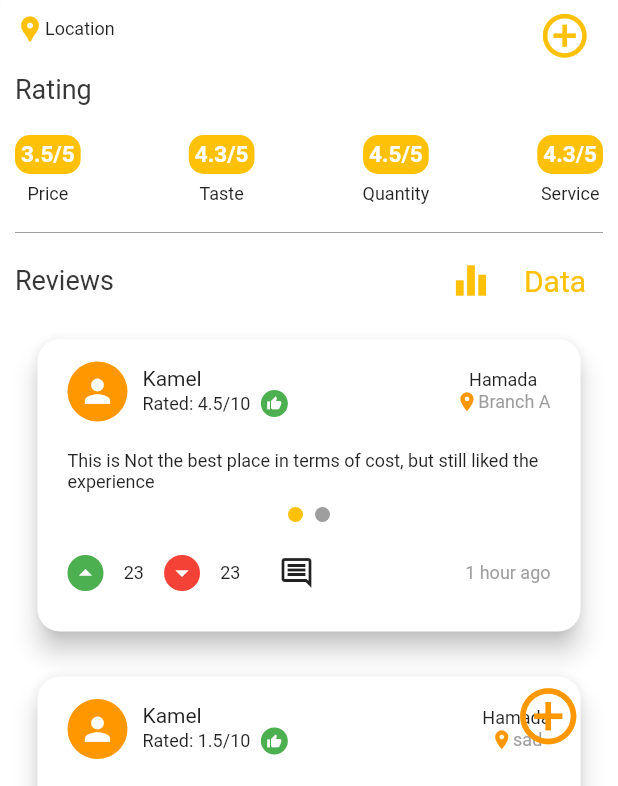
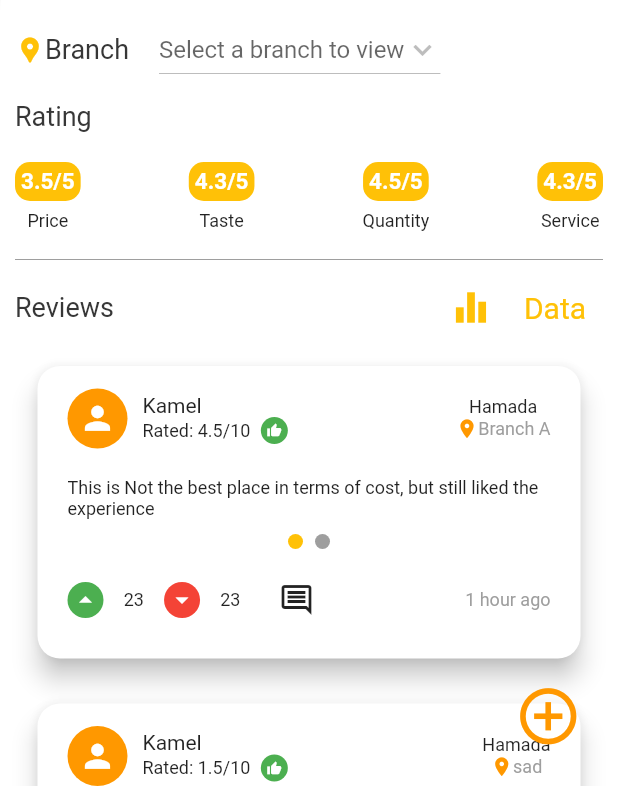
Before and after one commit to Kamelz70/Where-to-eat-flutter-app, a Flutter app: the RestaurantPageScreen screen opened directly with sample values from the repository, on a phone screen of 412 x 824 dp, the part 450-1236 px from its top. Run offline on Flutter 3.47's test engine with Material 2 defaults, Android fonts, the phone set to English and light mode, and no system bars; drawn by our look-alikes of smooth_page_indicator; our stand-ins replace email_validator, flutter_rating_bar, image_picker, intl_phone_number_input, material_floating_search_bar, photo_view and 1 more; missing offline and left inert: textfield_search; accounts and stored records are empty; network calls fail; Roboto replaces fonts that are missing (RobotoCondensed).

Commit message:
added branch selector in restaurant page which views branch data

```diff
--- a/lib/models/branch.dart
+++ b/lib/models/branch.dart
@@ -9,10 +9,20 @@ class Branch {
   final String id;
   final String? restaurantId;
   final PlaceLocation location;
+  final double? serviceRating;
+  final double? tasteRating;
+  final double? costRating;
+  final double? quantityRating;
+  final double? totalRating;
 
   Branch({
     required this.id,
+    required this.location,
+    this.tasteRating,
+    this.costRating,
+    this.quantityRating,
+    this.totalRating,
+    this.serviceRating,
     this.restaurantId,
-    required this.location,
   });
 }
--- a/lib/screens/restaurant_page_screen.dart
+++ b/lib/screens/restaurant_page_screen.dart
@@ -2,13 +2,19 @@ import 'package:flutter/material.dart';
 import 'package:provider/provider.dart';
 import 'package:where_to_eat/widgets/reviews_list.dart';
 
+import '../models/branch.dart';
 import '../models/restaurant.dart';
 import '../models/review.dart';
 import '../providers/restaurant_provider.dart';
 import '../providers/review_provider.dart';
 import 'new_review_screen.dart';
 
-class RestaurantPageScreen extends StatelessWidget {
+class RestaurantPageScreen extends StatefulWidget {
+  /////////////////////////////////////////////////////////
+  ///
+  ///       Constants
+  ///
+///////////////////////////////////////////////////////
   static const routeName = '/restaurant-page';
   static const foodImagePath = 'assets/images/item-review-images/food.png';
 
@@ -21,15 +27,30 @@ class RestaurantPageScreen extends StatelessWidget {
       this.restaurant,
       Key? key})
       : super(key: key);
-  //for titles like steps, ingredients
-  Widget buildSectionTitle(BuildContext context, String text) {
-    return Container(
-      margin: const EdgeInsets.symmetric(vertical: 10),
-      child: Text(
-        text,
-        style: Theme.of(context).textTheme.headline4,
-      ),
-    );
+
+  @override
+  State<RestaurantPageScreen> createState() => _RestaurantPageScreenState();
+}
+
+class _RestaurantPageScreenState extends State<RestaurantPageScreen> {
+/////////////////////////////////////////////////////////
+  ///
+  ///       Vars
+  ///
+///////////////////////////////////////////////////////
+  List<Branch> _branchesList = [];
+  Branch? _selectedBranch = null;
+/////////////////////////////////////////////////////////
+  ///
+  ///       Functions
+  ///
+///////////////////////////////////////////////////////
+
+  Future<void> _fetchBranches(BuildContext context, String restaurantId) async {
+    print('ggggggggggggggggggggg');
+    _branchesList =
+        await Provider.of<RestaurantProvider>(context, listen: false)
+            .fetchBranches(restaurantId);
   }
 
   void _startAddPost(BuildContext context) {
@@ -40,23 +61,45 @@ class RestaurantPageScreen extends StatelessWidget {
 /////////////////////   Build
   @override
   Widget build(BuildContext context) {
+    // List<DropdownMenuItem<int>>? items = [];/////////////////////////////////////////////////////////////////////////////////////////
     bool isRestaurantFavorite = false;
+
     final reviewProvider = Provider.of<ReviewProvider>(context, listen: false);
     final restaurantsProvider =
         Provider.of<RestaurantProvider>(context, listen: false);
+
     Restaurant? viewedRestaurant;
     return FutureBuilder<Restaurant?>(
-      future: restaurant == null
-          ? restaurantsProvider.findById(restaurantId!)
+      future: widget.restaurant == null
+          ? restaurantsProvider.fetchRestaurantById(widget.restaurantId!)
           : null,
       builder: (_, restaurantSnapshot) {
         if (restaurantSnapshot.connectionState == ConnectionState.waiting) {
           return Scaffold(
               body: Center(child: LinearProgressIndicator(), key: ValueKey(0)));
         } else {
-          restaurant == null
+          widget.restaurant == null
               ? viewedRestaurant = restaurantSnapshot.data
-              : viewedRestaurant = restaurant;
+              : viewedRestaurant = widget.restaurant;
+          //////////////////////////////////////////////////
+          ///
+          ///     Build futureBuilders before scaffold
+          ///     beacause if they're built in scaffold, any setState will
+          ///     rebuild the futureBuilders
+          ///
+          ////////////////////////////////////////////////////
+          final Widget _branchSelector =
+              _buildBranchSelector(viewedRestaurant!.id);
+          final Widget _reviewPosts = _selectedBranch == null
+              ? _buildReviewPosts(reviewProvider, viewedRestaurant!.id)
+              : _buildReviewPosts(reviewProvider, _selectedBranch!.id,
+                  isBranch: true);
+
+          ///////////////////////////////////////////
+          /////
+          ///   Building the scaffold
+          ///
+          /////////////////////////////////////////////
           return Scaffold(
             appBar: AppBar(
               title: Text(viewedRestaurant!.title),
@@ -100,7 +143,8 @@ class RestaurantPageScreen extends StatelessWidget {
                         );
                       },
                       errorBuilder: (_, sad, asd) {
-                        return Image.asset(foodImagePath, height: 150);
+                        return Image.asset(RestaurantPageScreen.foodImagePath,
+                            height: 150);
                       },
                     ),
                   ),
@@ -133,36 +177,36 @@ class RestaurantPageScreen extends StatelessWidget {
                                       const Padding(
                                           padding: EdgeInsets.only(top: 10)),
                                       const SizedBox(height: 10),
-                                      buildSectionTitle(
-                                          context, viewedRestaurant!.title),
+                                      Container(
+                                        margin: const EdgeInsets.symmetric(
+                                            vertical: 10),
+                                        child: Text(
+                                          viewedRestaurant!.title,
+                                          style: Theme.of(context)
+                                              .textTheme
+                                              .headline4,
+                                        ),
+                                      ),
                                       Row(
-                                        children: const [
+                                        children: [
                                           Icon(
                                             Icons.location_pin,
                                             color: Colors.amber,
                                             size: 20,
                                           ),
-                                          Text(
-                                              "Location") //MISSING ACTUAL LOCATION
+                                          Text("Branch",
+                                              style: Theme.of(context)
+                                                  .textTheme
+                                                  .headline4),
+                                          SizedBox(width: 20),
+                                          _branchSelector,
+                                          //MISSING ACTUAL LOCATION
                                         ],
                                       ),
+                                      SizedBox(height: 10),
                                     ]),
                                 const Spacer(),
-                                Column(
-                                  children: [
-                                    const SizedBox(height: 50),
-                                    IconButton(
-                                        icon: const Icon(
-                                            Icons.add_circle_outline),
-                                        onPressed: () => _startAddPost(context),
-                                        color: Colors.amber,
-                                        iconSize: 35.0),
-                                  ],
-                                ),
                               ]),
-                          Column(
-                            crossAxisAlignment: CrossAxisAlignment.start,
-                            children: [
                           Padding(
                             padding: const EdgeInsets.only(bottom: 20),
                             child: Text(
@@ -170,66 +214,28 @@ class RestaurantPageScreen extends StatelessWidget {
                               style: Theme.of(context).textTheme.headline4,
                             ),
                           ),
-                              Padding(
-                                padding: const EdgeInsets.only(bottom: 11),
-                                child: Row(
-                                  mainAxisAlignment:
-                                      MainAxisAlignment.spaceBetween,
-                                  children: [
-                                    Column(
-                                      children: [
-                                        RatingTag(
-                                          rating: viewedRestaurant!.costRating
-                                              .toString(),
-                                        ),
-                                        const SizedBox(
-                                          height: 6,
-                                        ),
-                                        const Text("Price"),
-                                      ],
-                                    ),
-                                    Column(
-                                      children: [
-                                        RatingTag(
-                                          rating: viewedRestaurant!.tasteRating
-                                              .toString(),
-                                        ),
-                                        const SizedBox(
-                                          height: 6,
-                                        ),
-                                        const Text("Taste"),
-                                      ],
-                                    ),
-                                    Column(
-                                      children: [
-                                        RatingTag(
-                                          rating: viewedRestaurant!
+                          _selectedBranch == null
+                              ? _buildRatingSection(
+                                  costRating:
+                                      viewedRestaurant!.costRating.toString(),
+                                  tasteRating:
+                                      viewedRestaurant!.tasteRating.toString(),
+                                  quantityRating: viewedRestaurant!
                                       .quantityRating
                                       .toString(),
-                                        ),
-                                        const SizedBox(
-                                          height: 6,
-                                        ),
-                                        const Text("Quantity"),
-                                      ],
-                                    ),
-                                    Column(
-                                      children: [
-                                        RatingTag(
-                                          rating: viewedRestaurant!
-                                              .serviceRating
+                                  serviceRating: viewedRestaurant!.serviceRating
                                       .toString(),
-                                        ),
-                                        const SizedBox(
-                                          height: 6,
-                                        ),
-                                        const Text("Service"),
-                                      ],
-                                    ),
-                                  ],
-                                ),
-                              ),
-                            ],
+                                )
+                              : _buildRatingSection(
+                                  costRating:
+                                      _selectedBranch!.costRating.toString(),
+                                  tasteRating:
+                                      _selectedBranch!.tasteRating.toString(),
+                                  quantityRating: _selectedBranch!
+                                      .quantityRating
+                                      .toString(),
+                                  serviceRating:
+                                      _selectedBranch!.serviceRating.toString(),
                                 ),
                           const Divider(color: Colors.grey),
                           Row(
@@ -268,9 +274,7 @@ class RestaurantPageScreen extends StatelessWidget {
                               )
                             ],
                           ),
-                          ReviewPosts(
-                              reviewProvider: reviewProvider,
-                              restaurant: viewedRestaurant!),
+                          _reviewPosts
                         ],
                       ),
                     );
@@ -283,31 +287,54 @@ class RestaurantPageScreen extends StatelessWidget {
       },
     );
   }
+
+//////////////////////////////////////////////////////////////////////
+  ///
+  ///   sub-widgets
+  ///
+/////////////////////////////////////////////////////
+  Widget _buildBranchSelector(String restaurantId) {
+    return FutureBuilder(
+      future: _fetchBranches(context, restaurantId),
+      builder: (ctx, snapshot) {
+        if (snapshot.connectionState == ConnectionState.waiting) {
+          return CircularProgressIndicator();
+        } else {
+          return DropdownButton(
+            hint: Text('Select a branch to view'),
+            icon: Icon(Icons.keyboard_arrow_down),
+            value: _selectedBranch == null ? null : _selectedBranch!.id,
+            items: [
+              ..._branchesList.map((Branch branch) {
+                return DropdownMenuItem(
+                  value: branch.id,
+                  child: Text(branch.location.address),
+                );
+              }).toList()
+            ],
+            onChanged: (newValue) {
+              setState(() {
+                _selectedBranch =
+                    _branchesList.firstWhere((branch) => branch.id == newValue);
+              });
+            },
+          );
+        }
+      },
+    );
   }
 
-class ReviewPosts extends StatefulWidget {
-  const ReviewPosts({
-    Key? key,
-    required this.reviewProvider,
-    required this.restaurant,
-  }) : super(key: key);
-
-  final ReviewProvider reviewProvider;
-  final Restaurant restaurant;
-
-  @override
-  State<ReviewPosts> createState() => _ReviewPostsState();
-}
-
-class _ReviewPostsState extends State<ReviewPosts> {
-  @override
-  Widget build(BuildContext context) {
+  Widget _buildReviewPosts(ReviewProvider reviewProvider, String id,
+      {bool isBranch = false}) {
     return FutureProvider<List<Review>?>(
       initialData: null,
       create: (_) {
         // print('calling future');
-        return widget.reviewProvider
-            .fetchRestaurantReviews(widget.restaurant.id);
+        if (isBranch) {
+          return reviewProvider.fetchBranchReviews(id);
+        } else {
+          return reviewProvider.fetchRestaurantReviews(id);
+        }
       },
       child: Consumer<List<Review>?>(builder: (_, value, __) {
         if (value == null) {
@@ -320,17 +347,8 @@ class _ReviewPostsState extends State<ReviewPosts> {
       }),
     );
   }
-}
 
-class RatingTag extends StatelessWidget {
-  final String rating;
-  const RatingTag({
-    Key? key,
-    required this.rating,
-  }) : super(key: key);
-
-  @override
-  Widget build(BuildContext context) {
+  Widget _buildRatingTag(String rating) {
     return Container(
       padding: const EdgeInsets.all(4),
       decoration: const BoxDecoration(
@@ -347,4 +365,63 @@ class RatingTag extends StatelessWidget {
       ),
     );
   }
+
+  Widget _buildRatingSection(
+      {required String costRating,
+      required String tasteRating,
+      required String quantityRating,
+      required String serviceRating}) {
+    return Padding(
+      padding: const EdgeInsets.only(bottom: 11),
+      child: Row(
+        mainAxisAlignment: MainAxisAlignment.spaceBetween,
+        children: [
+          Column(
+            children: [
+              _buildRatingTag(
+                costRating,
+              ),
+              const SizedBox(
+                height: 6,
+              ),
+              const Text("Price"),
+            ],
+          ),
+          Column(
+            children: [
+              _buildRatingTag(
+                tasteRating,
+              ),
+              const SizedBox(
+                height: 6,
+              ),
+              const Text("Taste"),
+            ],
+          ),
+          Column(
+            children: [
+              _buildRatingTag(
+                quantityRating,
+              ),
+              const SizedBox(
+                height: 6,
+              ),
+              const Text("Quantity"),
+            ],
+          ),
+          Column(
+            children: [
+              _buildRatingTag(
+                serviceRating,
+              ),
+              const SizedBox(
+                height: 6,
+              ),
+              const Text("Service"),
+            ],
+          ),
+        ],
+      ),
+    );
   }
+}
--- a/lib/widgets/review_post.dart
+++ b/lib/widgets/review_post.dart
@@ -6,14 +6,24 @@ import 'package:where_to_eat/models/review.dart';
 
 import '../Screens/profile_screen.dart';
 import '../screens/photo_viewer_screen.dart';
+import '../screens/restaurant_page_screen.dart';
 import 'reviewed_food_items_list.dart';
 
 class ReviewPost extends StatelessWidget {
+  ///////////////////////////////////////////////////////////////////////
+  ///
+  ///       consts and Vars
+  ///
+  ///////////////////////////////////////////////////////////////////////
   Review review;
   bool? isLinked;
   ReviewPost(this.review, {Key? key, this.isLinked = true}) : super(key: key);
   final PageController _pageController = PageController();
-
+  ///////////////////////////////////////////////////////////////////////
+  ///
+  ///       Functions
+  ///
+  ///////////////////////////////////////////////////////////////////////
   void _openimageView(
       BuildContext context, List<File> items, int initialIndex) {
     Navigator.push(
@@ -40,6 +50,19 @@ class ReviewPost extends StatelessWidget {
     );
   }
 
+  _openRestaurantPage(BuildContext context, restaurantId) {
+    Navigator.of(context).push(
+      MaterialPageRoute(
+        builder: (context) => RestaurantPageScreen(restaurantId: restaurantId),
+      ),
+    );
+  }
+
+  ///////////////////////////////////////////////////////////////////////
+  ///
+  ///       Build Method
+  ///
+  ///////////////////////////////////////////////////////////////////////
   @override
   Widget build(BuildContext context) {
     int tabsCount = 1;
@@ -148,7 +171,13 @@ class ReviewPost extends StatelessWidget {
                         /////////////////////////////////////
                         /// ////Name And Location of res
                         /////////////////
-                        Text(review.restaurantName),
+                        GestureDetector(
+                          child: Text(review.restaurantName),
+                          onTap: () {
+                            _openRestaurantPage(context, review.restaurantId);
+                          },
+                        ),
+
                         Row(
                           children: [
                             Icon(Icons.location_on,
--- a/lib/widgets/search_screen/restaurant_search_list.dart
+++ b/lib/widgets/search_screen/restaurant_search_list.dart
@@ -126,7 +126,9 @@ class RestaurantSearchItem extends StatelessWidget {
           shape: RoundedRectangleBorder(
             borderRadius: BorderRadius.circular(20),
           ),
-          title: Row(
+          title: Padding(
+            padding: const EdgeInsets.only(top: 8.0),
+            child: Row(
               children: [
                 Expanded(
                   child: Text(
@@ -138,6 +140,7 @@ class RestaurantSearchItem extends StatelessWidget {
                   ),
                 ),
               ],
+            ),
           ),
           subtitle: Column(
             crossAxisAlignment: CrossAxisAlignment.start,
```
Also changed, not shown: lib/providers/restaurant_provider.dart (+89 -70 lines), lib/providers/review_provider.dart (+8 -1 lines), lib/screens/profile_screen.dart (+40 -31 lines). Lines whose indentation alone changed are shown as unchanged.
